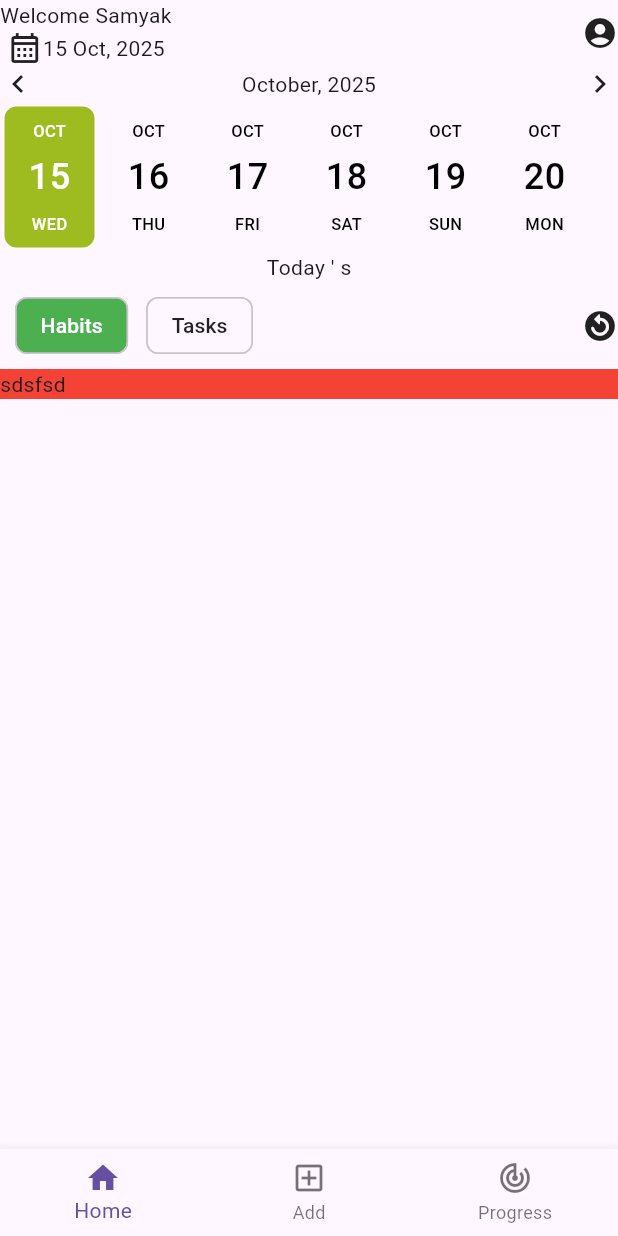
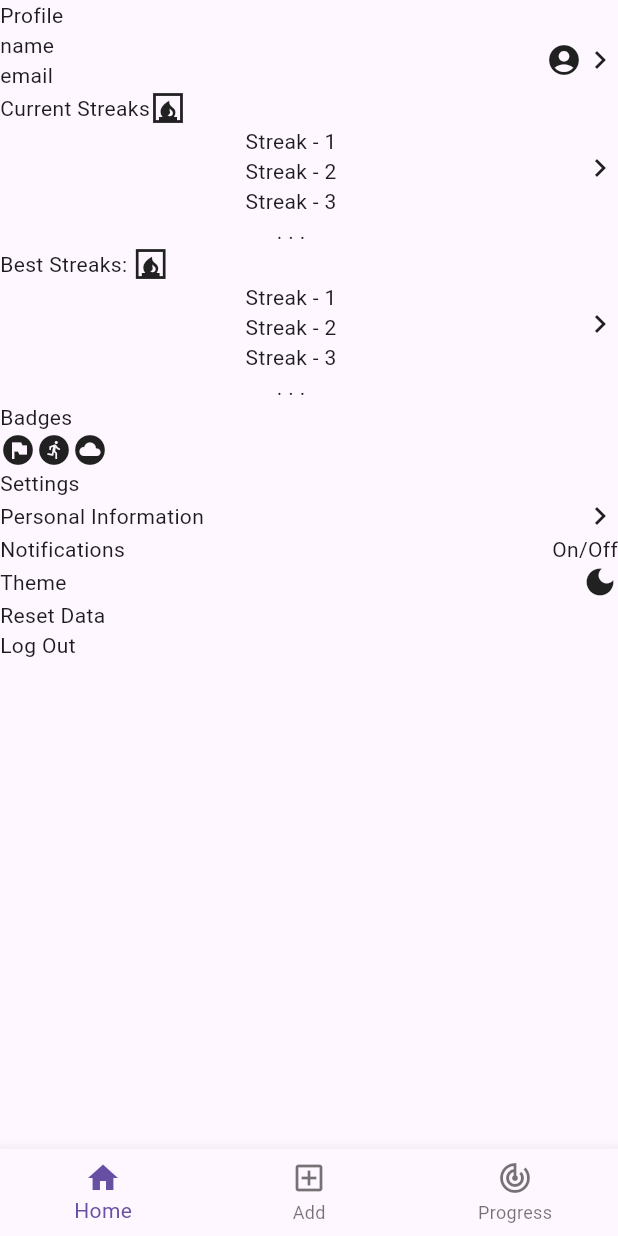
Before and after one commit to Samyak0-0/habitican, a Flutter app: the screen it shows after launch, on a phone screen of 412 x 824 dp. Run offline on Flutter 3.47's test engine with Material 3 defaults, Android fonts, the phone set to English and light mode, and no system bars; drawn by our look-alikes of date_picker_timeline; our stand-ins replace gap, percent_indicator.

Commit message:
accounts page

```diff
--- a/lib/main.dart
+++ b/lib/main.dart
@@ -1,6 +1,7 @@
 import 'package:flutter/material.dart';
 import 'package:habitican/pages/add_screen.dart';
 import 'package:habitican/pages/dashboard.dart';
+import 'package:habitican/pages/account_screen.dart';
 // import 'package:habitican/pages/testing_code.dart';
 import 'package:habitican/pages/tracker_screen.dart';
 
@@ -33,7 +34,7 @@ class _AppLayoutState extends State<AppLayout> {
   int currentPage = 0;
 
   List<Widget> pages = [
-    Dashboard(),
+    AccountScreen(),
     AddScreen(),
     TrackerScreen(),
   ];
--- /dev/null
+++ b/lib/pages/account_screen.dart
@@ -0,0 +1,107 @@
+import 'package:flutter/material.dart';
+
+class AccountScreen extends StatelessWidget {
+  const AccountScreen({super.key});
+
+  @override
+  Widget build(BuildContext context) {
+    return ListView(
+      children: [
+        Text('Profile'),
+        Row(
+          // mainAxisAlignment: MainAxisAlignment.spaceBetween,
+          // crossAxisAlignment: CrossAxisAlignment.center,
+          children: [
+            Expanded(
+              child: Column(
+                crossAxisAlignment: CrossAxisAlignment.start,
+                children: [
+                  Text('name'),
+                  Text('email'),
+                ],
+              ),
+            ),
+            Icon(Icons.account_circle),
+            Icon(Icons.navigate_next),
+          ],
+        ),
+        Row(
+          // crossAxisAlignment: CrossAxisAlignment.center,
+          children: [
+            Expanded(
+              child: Column(
+                children: [
+                  Row(
+                    children: [
+                      Text('Current Streaks'),
+                      Icon(Icons.fireplace),
+                    ],
+                  ),
+                  Text("Streak - 1"),
+                  Text("Streak - 2"),
+                  Text("Streak - 3"),
+                  Text(" . . . "),
+                ],
+              ),
+            ),
+            Icon(Icons.navigate_next),
+          ],
+        ),
+        Row(
+          // crossAxisAlignment: CrossAxisAlignment.center,
+          children: [
+            Expanded(
+              child: Column(
+                children: [
+                  Row(
+                    children: [
+                      Text('Best Streaks: '),
+                      Icon(Icons.fireplace),
+                    ],
+                  ),
+                  Text("Streak - 1"),
+                  Text("Streak - 2"),
+                  Text("Streak - 3"),
+                  Text(" . . . "),
+                ],
+              ),
+            ),
+            Icon(Icons.navigate_next),
+          ],
+        ),
+        Text('Badges'),
+        Row(
+          children: [
+            Icon(Icons.flag_circle),
+            Icon(Icons.run_circle),
+            Icon(Icons.cloud_circle),
+          ],
+        ),
+        Text('Settings'),
+        Row(
+          mainAxisAlignment: MainAxisAlignment.spaceBetween,
+          children: [
+            Text('Personal Information'),
+            Icon(Icons.navigate_next),
+          ],
+        ),
+        Row(
+          mainAxisAlignment: MainAxisAlignment.spaceBetween,
+          children: [
+            Text('Notifications'),
+            Text('On/Off'),
+          ],
+        ),
+        Row(
+          mainAxisAlignment: MainAxisAlignment.spaceBetween,
+          children: [
+            Text('Theme'),
+            Icon(Icons.dark_mode),
+          ],
+        ),
+        Text('Reset Data'),
+        Text('Log Out'),
+      ],
+    );
+  }
+}
--- a/lib/pages/profile_screen.dart
+++ /dev/null
@@ -1,10 +0,0 @@
-import 'package:flutter/material.dart';
-
-class ProfileScreen extends StatelessWidget {
-  const ProfileScreen({super.key});
-
-  @override
-  Widget build(BuildContext context) {
-    return const Placeholder();
-  }
-}
```
